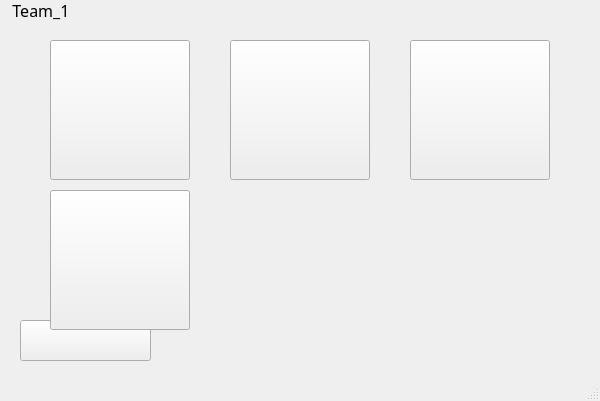
Above: Team_GUI/Main/main.ui from preferKim/Embedded_Team1 before the change. Below: the same form after it.
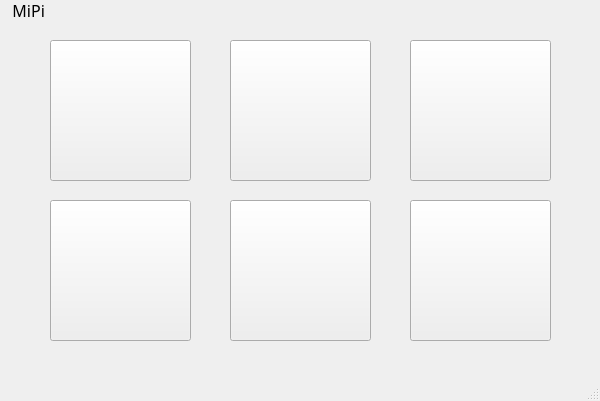
That is the form after the change.

Patch:
```diff
--- a/Team_GUI/Main/main.ui
+++ b/Team_GUI/Main/main.ui
@@ -14,52 +14,13 @@
    <string>MainWindow</string>
   </property>
   <widget class="QWidget" name="centralwidget">
-   <widget class="QPushButton" name="btn_run_email">
-    <property name="geometry">
-     <rect>
-      <x>50</x>
-      <y>40</y>
-      <width>140</width>
-      <height>140</height>
-     </rect>
-    </property>
-    <property name="text">
-     <string/>
-    </property>
-   </widget>
-   <widget class="QPushButton" name="btn_run_musicplayer">
-    <property name="geometry">
-     <rect>
-      <x>230</x>
-      <y>40</y>
-      <width>140</width>
-      <height>140</height>
-     </rect>
-    </property>
-    <property name="text">
-     <string/>
-    </property>
-   </widget>
-   <widget class="QPushButton" name="btn_run_news">
-    <property name="geometry">
-     <rect>
-      <x>410</x>
-      <y>40</y>
-      <width>140</width>
-      <height>140</height>
-     </rect>
-    </property>
-    <property name="text">
-     <string/>
-    </property>
-   </widget>
    <widget class="QPushButton" name="btn_weather">
     <property name="geometry">
      <rect>
-      <x>20</x>
-      <y>320</y>
-      <width>131</width>
-      <height>41</height>
+      <x>50</x>
+      <y>40</y>
+      <width>141</width>
+      <height>141</height>
      </rect>
     </property>
     <property name="text">
@@ -69,23 +30,10 @@
    <widget class="QLabel" name="label_icon1">
     <property name="geometry">
      <rect>
-      <x>0</x>
-      <y>320</y>
-      <width>36</width>
-      <height>36</height>
-     </rect>
-    </property>
-    <property name="text">
-     <string/>
-    </property>
-   </widget>
-   <widget class="QPushButton" name="btn_run_calender">
-    <property name="geometry">
-     <rect>
-      <x>50</x>
-      <y>190</y>
-      <width>140</width>
-      <height>140</height>
+      <x>70</x>
+      <y>50</y>
+      <width>100</width>
+      <height>100</height>
      </rect>
     </property>
     <property name="text">
@@ -108,12 +56,77 @@
      </font>
     </property>
     <property name="text">
-     <string>   Team_1</string>
+     <string>   MiPi</string>
     </property>
     <property name="textFormat">
      <enum>Qt::PlainText</enum>
     </property>
    </widget>
+   <widget class="QPushButton" name="btn_run_email">
+    <property name="geometry">
+     <rect>
+      <x>230</x>
+      <y>40</y>
+      <width>141</width>
+      <height>141</height>
+     </rect>
+    </property>
+    <property name="text">
+     <string/>
+    </property>
+   </widget>
+   <widget class="QPushButton" name="btn_run_musicplayer">
+    <property name="geometry">
+     <rect>
+      <x>410</x>
+      <y>40</y>
+      <width>141</width>
+      <height>141</height>
+     </rect>
+    </property>
+    <property name="text">
+     <string/>
+    </property>
+   </widget>
+   <widget class="QPushButton" name="btn_run_news">
+    <property name="geometry">
+     <rect>
+      <x>50</x>
+      <y>200</y>
+      <width>141</width>
+      <height>141</height>
+     </rect>
+    </property>
+    <property name="text">
+     <string/>
+    </property>
+   </widget>
+   <widget class="QPushButton" name="btn_run_calendar">
+    <property name="geometry">
+     <rect>
+      <x>230</x>
+      <y>200</y>
+      <width>141</width>
+      <height>141</height>
+     </rect>
+    </property>
+    <property name="text">
+     <string/>
+    </property>
+   </widget>
+   <widget class="QPushButton" name="btn_run_game">
+    <property name="geometry">
+     <rect>
+      <x>410</x>
+      <y>200</y>
+      <width>141</width>
+      <height>141</height>
+     </rect>
+    </property>
+    <property name="text">
+     <string/>
+    </property>
+   </widget>
   </widget>
   <widget class="QMenuBar" name="menubar">
    <property name="geometry">
```
